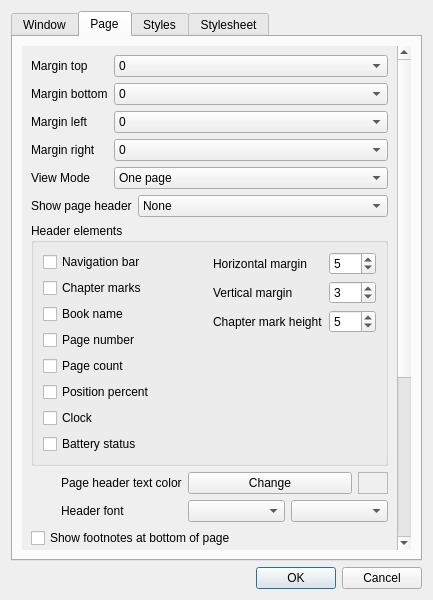
Qt form src/settings.ui (CrazyCoder/crqt-ng) before a commit.
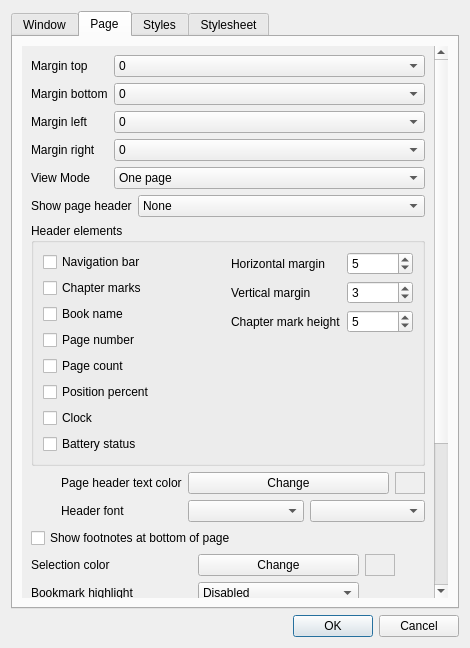
The same form after that commit. Icons and pictures are not drawn.

Commit message:
Update SampleView and Settings dialog
- Added `Qt::WindowDoesNotAcceptFocus` flag to SampleView for better behavior as a tool window.
- Adjusted Settings dialog dimensions for improved layout and usability.

```diff
--- a/src/settings.ui
+++ b/src/settings.ui
@@ -9,8 +9,8 @@
    <rect>
     <x>0</x>
     <y>0</y>
-    <width>433</width>
-    <height>600</height>
+    <width>470</width>
+    <height>648</height>
    </rect>
   </property>
   <property name="sizePolicy">
@@ -249,8 +249,8 @@
            <rect>
             <x>0</x>
             <y>0</y>
-            <width>379</width>
-            <height>822</height>
+            <width>401</width>
+            <height>883</height>
            </rect>
           </property>
           <layout class="QVBoxLayout" name="verticalLayout_4">
```
Left out of the diff: 12 changed lines with no effect on the pictures. The commit also changes 1 other file.
